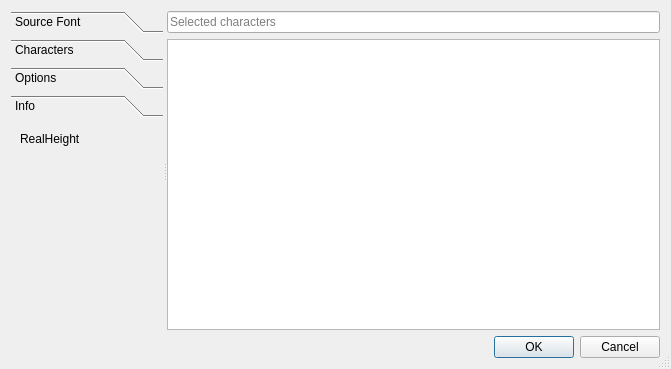
First picture: the form in controls/fonts/font-new/dialogfontselect.ui, repository riuson/lcd-image-converter, before the edit.
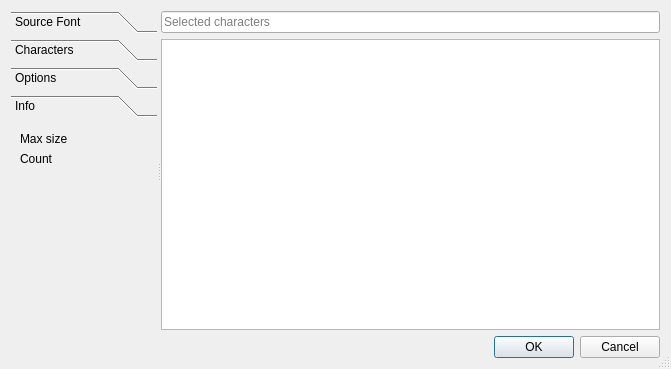
Second picture: the form after the edit. The open tabs and pages were chosen to show the change.

Commit message: Show characters count and size

```diff
--- a/controls/fonts/font-new/dialogfontselect.ui
+++ b/controls/fonts/font-new/dialogfontselect.ui
@@ -282,7 +282,14 @@
         <item>
          <widget class="QLabel" name="labelRealHeight">
           <property name="text">
-           <string>RealHeight</string>
+           <string>Max size</string>
+          </property>
+         </widget>
+        </item>
+        <item>
+         <widget class="QLabel" name="labelCharactersCount">
+          <property name="text">
+           <string>Count</string>
           </property>
          </widget>
         </item>
```
Left out of the diff: 2 changed lines with no effect on the pictures. The commit also changes 4 other files.
